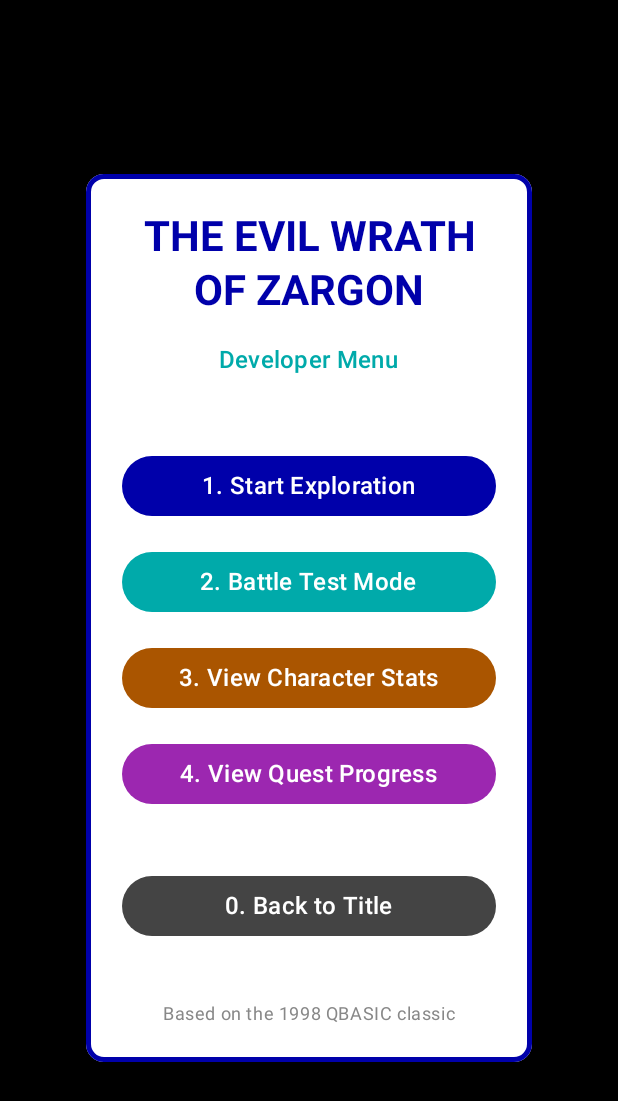
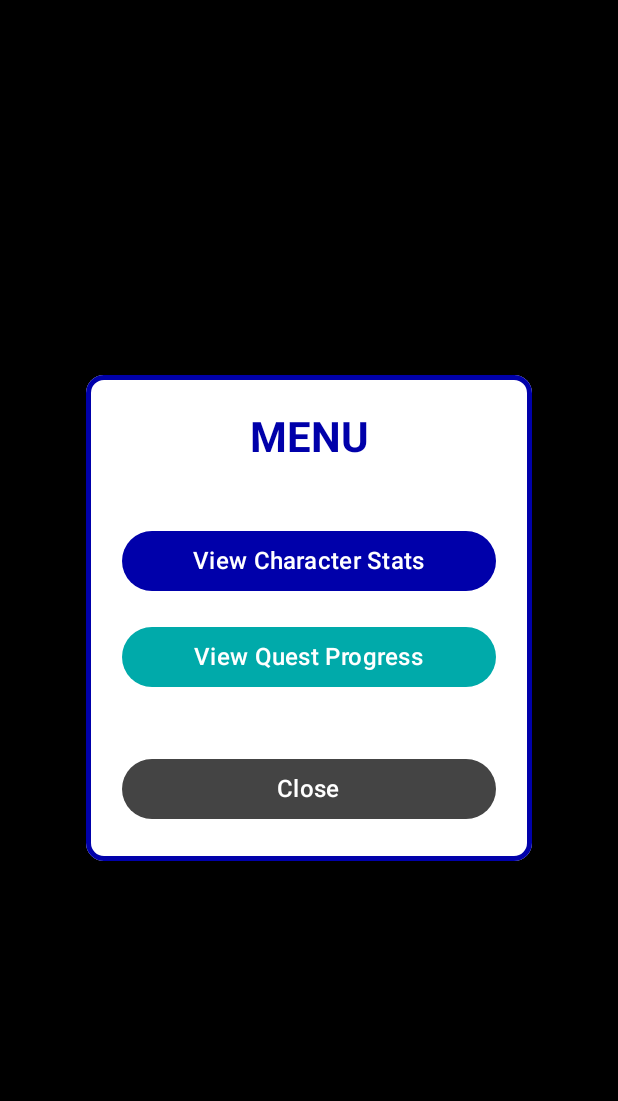
Before and after one commit to gmilette/The-Evil-Wrath-of-Zargon-App, an Android app built with Jetpack Compose: the screen it shows after launch (MainActivity), after a tap on "MENU", on a phone screen of 412 x 824 dp. Shown: the top 1101 px of the screen. Run offline under Robolectric (Android 15) with nearby library versions, the phone set to English and light mode, and no system bars; our stand-ins replace Dagger/Hilt's generated code; 2 other taps on this screen came first.

Commit message:
Fix: Improve UI contrast and add back button support
Menu Screen Changes:
- Simplified menu to only show: View Character Stats, View Quest Progress, and Close
- Removed developer menu options (Start Exploration, Battle Test Mode)
- Added BackHandler support so Android back button closes the menu
- Changed menu title from "Developer Menu" to just "MENU"
- Menu now returns to map when closed instead of going to title screen

Game Flow Changes:
- Title screen now goes directly to map exploration when starting new game or continuing
- This creates a cleaner flow: Title -> Map -> Menu (instead of Title -> Menu -> Map)

These changes make the menu more user-friendly and appropriate for the final game.

```diff
--- a/app/app/src/main/java/com/greenopal/zargon/MainActivity.kt
+++ b/app/app/src/main/java/com/greenopal/zargon/MainActivity.kt
@@ -114,15 +114,17 @@ class MainActivity : ComponentActivity() {
                             TitleScreen(
                                 saveSlots = saveSlots,
                                 onNewGame = {
-                                    // Reset to new game state
+                                    // Reset to new game state and start exploration
                                     viewModel.newGame()
-                                    screenState = ScreenState.MENU
+                                    isExplorationMode = true
+                                    screenState = ScreenState.MAP
                                 },
                                 onContinue = { slot ->
-                                    // Load saved game
+                                    // Load saved game and start exploration
                                     saveRepository.loadGame(slot)?.let { savedState ->
                                         viewModel.updateGameState(savedState)
-                                        screenState = ScreenState.MENU
+                                        isExplorationMode = true
+                                        screenState = ScreenState.MAP
                                     }
                                 },
                                 modifier = Modifier
@@ -148,7 +150,8 @@ class MainActivity : ComponentActivity() {
                                     screenState = ScreenState.QUEST_PROGRESS
                                 },
                                 onBack = {
-                                    screenState = ScreenState.TITLE
+                                    // Return to map when closing menu
+                                    screenState = ScreenState.MAP
                                 },
                                 modifier = Modifier
                                     .fillMaxSize()
--- a/app/app/src/main/java/com/greenopal/zargon/ui/screens/MenuScreen.kt
+++ b/app/app/src/main/java/com/greenopal/zargon/ui/screens/MenuScreen.kt
@@ -1,5 +1,6 @@
 package com.greenopal.zargon.ui.screens
 
+import androidx.activity.compose.BackHandler
 import androidx.compose.foundation.BorderStroke
 import androidx.compose.foundation.background
 import androidx.compose.foundation.layout.Arrangement
@@ -25,7 +26,7 @@ import androidx.compose.ui.text.style.TextAlign
 import androidx.compose.ui.unit.dp
 
 /**
- * Developer/Test menu for accessing different game modes
+ * In-game menu for viewing stats and quest progress
  */
 @Composable
 fun MenuScreen(
@@ -36,6 +37,11 @@ fun MenuScreen(
     onBack: () -> Unit,
     modifier: Modifier = Modifier
 ) {
+    // Handle back button
+    BackHandler {
+        onBack()
+    }
+
     Box(
         modifier = modifier
             .fillMaxSize()
@@ -60,59 +66,25 @@ fun MenuScreen(
             ) {
                 // Title
                 Text(
-                    text = "THE EVIL WRATH\nOF ZARGON",
+                    text = "MENU",
                     style = MaterialTheme.typography.headlineMedium,
                     color = MaterialTheme.colorScheme.primary,
                     fontWeight = FontWeight.Bold,
                     textAlign = TextAlign.Center
                 )
 
-                Text(
-                    text = "Developer Menu",
-                    style = MaterialTheme.typography.titleMedium,
-                    color = MaterialTheme.colorScheme.secondary
-                )
+                Spacer(modifier = Modifier.height(8.dp))
 
-                Spacer(modifier = Modifier.height(16.dp))
-
-                // Start Exploration button
+                // View Stats button
                 Button(
-                    onClick = onStartExploration,
+                    onClick = onViewStats,
                     modifier = Modifier.fillMaxWidth(),
                     colors = ButtonDefaults.buttonColors(
                         containerColor = MaterialTheme.colorScheme.primary
                     )
                 ) {
                     Text(
-                        text = "1. Start Exploration",
-                        style = MaterialTheme.typography.titleMedium
-                    )
-                }
-
-                // Battle Test button
-                Button(
-                    onClick = onStartBattleTest,
-                    modifier = Modifier.fillMaxWidth(),
-                    colors = ButtonDefaults.buttonColors(
-                        containerColor = MaterialTheme.colorScheme.secondary
-                    )
-                ) {
-                    Text(
-                        text = "2. Battle Test Mode",
-                        style = MaterialTheme.typography.titleMedium
-                    )
-                }
-
-                // View Stats button
-                Button(
-                    onClick = onViewStats,
-                    modifier = Modifier.fillMaxWidth(),
-                    colors = ButtonDefaults.buttonColors(
-                        containerColor = MaterialTheme.colorScheme.tertiary
-                    )
-                ) {
-                    Text(
-                        text = "3. View Character Stats",
+                        text = "View Character Stats",
                         style = MaterialTheme.typography.titleMedium
                     )
                 }
@@ -122,18 +94,18 @@ fun MenuScreen(
                     onClick = onViewQuestProgress,
                     modifier = Modifier.fillMaxWidth(),
                     colors = ButtonDefaults.buttonColors(
-                        containerColor = Color(0xFF9C27B0) // Purple
+                        containerColor = MaterialTheme.colorScheme.secondary
                     )
                 ) {
                     Text(
-                        text = "4. View Quest Progress",
+                        text = "View Quest Progress",
                         style = MaterialTheme.typography.titleMedium
                     )
                 }
 
                 Spacer(modifier = Modifier.height(8.dp))
 
-                // Back to Title button
+                // Close button
                 Button(
                     onClick = onBack,
                     modifier = Modifier.fillMaxWidth(),
@@ -142,18 +114,10 @@ fun MenuScreen(
                     )
                 ) {
                     Text(
-                        text = "0. Back to Title",
+                        text = "Close",
                         style = MaterialTheme.typography.titleMedium
                     )
                 }
-
-                Spacer(modifier = Modifier.height(8.dp))
-
-                Text(
-                    text = "Based on the 1998 QBASIC classic",
-                    style = MaterialTheme.typography.bodySmall,
-                    color = Color.Gray
-                )
             }
         }
     }
```
